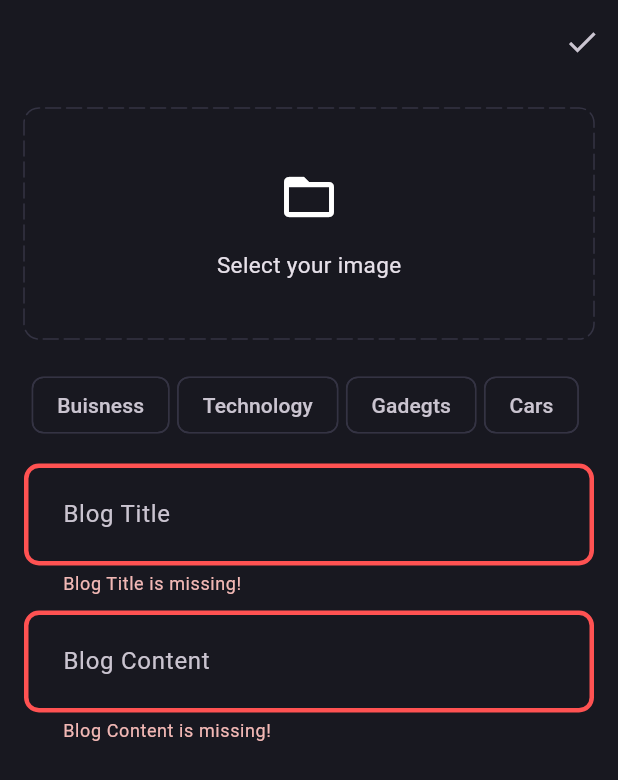
After one commit to Abhinav4109/Blog-Nest, a Flutter app: the AddNewBlogPage screen opened by its route, after a tap on the "done" icon, on a phone screen of 412 x 824 dp. The commit adds this screen. Shown: the top 780 px of the screen. Run offline on Flutter 3.47's test engine with Material 3 defaults, Android fonts, the phone set to English and light mode, and no system bars; drawn by our look-alikes of dotted_border; our stand-ins replace flutter_bloc, fpdart, get_it, go_router, image_picker, supabase_flutter; accounts and stored records are empty; network calls fail.

Commit message:
blog upload feature

```diff
--- a/lib/core/theme/theme.dart
+++ b/lib/core/theme/theme.dart
@@ -11,9 +11,15 @@ class AppTheme {
     scaffoldBackgroundColor: AppPallete.backgroundColor,
     appBarTheme: const AppBarTheme(backgroundColor: AppPallete.backgroundColor),
     inputDecorationTheme: InputDecorationTheme(
+      focusedErrorBorder: _border(borderColor: AppPallete.errorColor),
       contentPadding: const EdgeInsets.all(22),
       enabledBorder: _border(),
       focusedBorder: _border(borderColor: AppPallete.gradient2),
+      errorBorder: _border(borderColor: AppPallete.errorColor)
     ),
+    chipTheme: const ChipThemeData(
+      color: WidgetStatePropertyAll(AppPallete.backgroundColor),
+      side: BorderSide.none
+    )
   );
 }
--- a/lib/features/auth/presentation/bloc/auth_bloc.dart
+++ b/lib/features/auth/presentation/bloc/auth_bloc.dart
@@ -22,6 +22,7 @@ class AuthBloc extends Bloc<AuthEvent, AuthState> {
     this._currentUser,
     this._appUserCubit,
   ) : super(AuthInitial()) {
+    on<AuthEvent>((_, emit) => emit(AuthLoading()));
     on<AuthSignUp>(_onAuthSignUp);
     on<AuthSignIn>(_onAuthSignIn);
     on<IsUserSignedIn>(_isUserSignedIn);
@@ -35,7 +36,6 @@ class AuthBloc extends Bloc<AuthEvent, AuthState> {
   }
 
   void _onAuthSignUp(AuthSignUp event, Emitter<AuthState> emit) async {
-    emit(AuthLoading());
     final res = await _userSignup(UserSignUpParams(
         email: event.email, password: event.password, name: event.name));
 
--- /dev/null
+++ b/lib/features/blog/bloc/blog_bloc.dart
@@ -0,0 +1,29 @@
+import 'dart:io';
+
+import 'package:blog_nest/features/blog/domain/usecases/upload_blog.dart';
+import 'package:flutter/material.dart';
+import 'package:flutter_bloc/flutter_bloc.dart';
+
+part 'blog_event.dart';
+part 'blog_state.dart';
+
+class BlogBloc extends Bloc<BlogEvent, BlogState> {
+  final UploadBlog _uploadBlog;
+  BlogBloc(this._uploadBlog) : super(BlogInitial()) {
+    on<BlogEvent>((event, emit) {
+      emit(BlogLoading());
+    });
+    on<BlogUpload>(_onBlogUpload);
+  }
+
+  void _onBlogUpload(BlogUpload event, Emitter<BlogState> emit) async {
+    final res = await _uploadBlog(UploadBlogParams(
+        file: event.file,
+        title: event.title,
+        content: event.content,
+        posterId: event.posterId,
+        topics: event.topics));
+    res.fold((failure) => emit(BlogFailure(error: failure.message)),
+        (_) => emit(BlogSuccess()));
+  }
+}
--- /dev/null
+++ b/lib/features/blog/bloc/blog_event.dart
@@ -0,0 +1,19 @@
+part of 'blog_bloc.dart';
+
+@immutable
+sealed class BlogEvent {}
+
+class BlogUpload extends BlogEvent {
+  final File file;
+  final String title;
+  final String content;
+  final String posterId;
+  final List<String> topics;
+
+  BlogUpload(
+      {required this.file,
+      required this.title,
+      required this.content,
+      required this.posterId,
+      required this.topics});
+}
--- /dev/null
+++ b/lib/features/blog/bloc/blog_state.dart
@@ -0,0 +1,15 @@
+part of 'blog_bloc.dart';
+@immutable
+sealed class BlogState{}
+
+class BlogInitial extends BlogState{}
+
+class BlogLoading extends BlogState{}
+
+class BlogFailure extends BlogState{
+  final String error;
+
+  BlogFailure({required this.error});
+}
+
+class BlogSuccess extends BlogState{}
--- /dev/null
+++ b/lib/features/blog/data/data_sources/blog_remote_data_sources.dart
@@ -0,0 +1,38 @@
+import 'dart:io';
+
+import 'package:blog_nest/core/error/exceptions.dart';
+import 'package:blog_nest/features/blog/data/models/blog_model.dart';
+import 'package:supabase_flutter/supabase_flutter.dart';
+
+abstract interface class BlogRemoteDataSources {
+  Future<BlogModel> uploadBlog(BlogModel blog);
+  Future<String> uploadBlogImage({required File file, required BlogModel blog});
+}
+
+class BlogRemoteDataSourcesImpl implements BlogRemoteDataSources {
+  final SupabaseClient _supabaseClient;
+
+  BlogRemoteDataSourcesImpl({required SupabaseClient supabaseClient})
+      : _supabaseClient = supabaseClient;
+  @override
+  Future<BlogModel> uploadBlog(BlogModel blog) async {
+    try {
+      final blogData =
+          await _supabaseClient.from('blogs').insert(blog.toJson()).select();
+      return BlogModel.fromJson(blogData.first);
+    } catch (e) {
+      throw ServerException(message: e.toString());
+    }
+  }
+
+  @override
+  Future<String> uploadBlogImage(
+      {required File file, required BlogModel blog}) async {
+    try {
+      await _supabaseClient.storage.from('blog_images').upload(blog.id, file);
+      return _supabaseClient.storage.from('blog_images').getPublicUrl(blog.id);
+    } catch (e) {
+      throw ServerException(message: e.toString());
+    }
+  }
+}
--- /dev/null
+++ b/lib/features/blog/data/models/blog_model.dart
@@ -0,0 +1,59 @@
+import 'package:blog_nest/features/blog/domain/entities/blog.dart';
+
+class BlogModel extends Blog {
+  BlogModel({
+    required super.id,
+    required super.posterId,
+    required super.title,
+    required super.content,
+    required super.imageUrl,
+    required super.topics,
+    required super.updatedAt,
+  });
+
+  Map<String, dynamic> toJson() {
+    return <String, dynamic>{
+      'id': id,
+      'poster_id': posterId,
+      'title': title,
+      'content': content,
+      'image_url': imageUrl,
+      'topics': topics,
+      'updated_at': updatedAt.toIso8601String(),
+    };
+  }
+
+  factory BlogModel.fromJson(Map<String, dynamic> map) {
+    return BlogModel(
+      id: map['id'] as String,
+      posterId: map['poster_id'] as String,
+      title: map['title'] as String,
+      content: map['content'] as String,
+      imageUrl: map['image_url'] as String,
+      topics: List<String>.from(map['topics'] ?? []),
+      updatedAt: map['updated_at'] == null
+          ? DateTime.now()
+          : DateTime.parse(map['updated_at']),
+    );
+  }
+
+    BlogModel copyWith({
+    String? id,
+    String? posterId,
+    String? title,
+    String? content,
+    String? imageUrl,
+    List<String>? topics,
+    DateTime? updatedAt,
+  }) {
+    return BlogModel(
+      id: id ?? this.id,
+      posterId: posterId ?? this.posterId,
+      title: title ?? this.title,
+      content: content ?? this.content,
+      imageUrl: imageUrl ?? this.imageUrl,
+      topics: topics ?? this.topics,
+      updatedAt: updatedAt ?? this.updatedAt,
+    );
+  }
+}
--- /dev/null
+++ b/lib/features/blog/domain/entities/blog.dart
@@ -0,0 +1,20 @@
+// ignore_for_file: public_member_api_docs, sort_constructors_first
+import 'dart:convert';
+
+class Blog {
+  final String id;
+  final String posterId;
+  final String title;
+  final String content;
+  final String imageUrl;
+  final List<String> topics;
+  final DateTime updatedAt;
+
+  Blog({required this.id, required this.posterId, required this.title, required this.content, required this.imageUrl, required this.topics, required this.updatedAt});
+
+
+
+
+
+
+}
--- /dev/null
+++ b/lib/features/blog/domain/repository/blog_repository.dart
@@ -0,0 +1,15 @@
+import 'dart:io';
+
+import 'package:blog_nest/core/error/failures.dart';
+import 'package:blog_nest/features/blog/domain/entities/blog.dart';
+import 'package:fpdart/fpdart.dart';
+
+abstract interface class BlogRepository {
+  Future<Either<Failure, Blog>> uploadBlog({
+    required File file,
+    required String title,
+    required String content,
+    required String posterId,
+    required List<String> topics,
+  });
+}
--- /dev/null
+++ b/lib/features/blog/domain/usecases/upload_blog.dart
@@ -0,0 +1,38 @@
+import 'dart:io';
+
+import 'package:blog_nest/core/error/failures.dart';
+import 'package:blog_nest/core/usecase/usecase.dart';
+import 'package:blog_nest/features/blog/domain/entities/blog.dart';
+import 'package:blog_nest/features/blog/domain/repository/blog_repository.dart';
+import 'package:fpdart/fpdart.dart';
+
+class UploadBlog implements UseCase<Blog, UploadBlogParams> {
+  final BlogRepository _blogRepository;
+
+  UploadBlog({required BlogRepository blogRepository})
+      : _blogRepository = blogRepository;
+  @override
+  Future<Either<Failure, Blog>> call(UploadBlogParams params) async {
+    return await _blogRepository.uploadBlog(
+        file: params.file,
+        title: params.title,
+        content: params.content,
+        posterId: params.posterId,
+        topics: params.topics);
+  }
+}
+
+class UploadBlogParams {
+  final File file;
+  final String title;
+  final String content;
+  final String posterId;
+  final List<String> topics;
+
+  UploadBlogParams(
+      {required this.file,
+      required this.title,
+      required this.content,
+      required this.posterId,
+      required this.topics});
+}
--- /dev/null
+++ b/lib/features/blog/presentation/pages/add_new_blog_page.dart
@@ -0,0 +1,187 @@
+import 'dart:io';
+
+import 'package:blog_nest/core/common/cubits/app_user/app_user_cubit.dart';
+import 'package:blog_nest/core/common/widgets/loader.dart';
+import 'package:blog_nest/core/common/widgets/snackbar.dart';
+import 'package:blog_nest/core/theme/app_pallete.dart';
+import 'package:blog_nest/core/utils/pick_image.dart';
+import 'package:blog_nest/features/blog/bloc/blog_bloc.dart';
+import 'package:blog_nest/features/blog/presentation/pages/blog_page.dart';
+import 'package:blog_nest/features/blog/presentation/widgets/blog_field.dart';
+import 'package:dotted_border/dotted_border.dart';
+import 'package:flutter/material.dart';
+import 'package:flutter_bloc/flutter_bloc.dart';
+import 'package:go_router/go_router.dart';
+
+class AddNewBlogPage extends StatefulWidget {
+  const AddNewBlogPage({super.key});
+  static const routeName = '/add-new-blog';
+  @override
+  State<AddNewBlogPage> createState() => _AddNewBlogPageState();
+}
+
+class _AddNewBlogPageState extends State<AddNewBlogPage> {
+  final _titleController = TextEditingController();
+  final _contentController = TextEditingController();
+  final _formkey = GlobalKey<FormState>();
+  List<String> selectedTopics = [];
+  File? image;
+  @override
+  void dispose() {
+    _titleController.dispose();
+    _contentController.dispose();
+    super.dispose();
+  }
+
+  Future<void> selectImage() async {
+    final pickedImage = await pickImage();
+    if (pickedImage != null) {
+      setState(() {
+        image = pickedImage;
+      });
+    }
+  }
+
+  void uploadBlog() {
+    if (_formkey.currentState!.validate() &&
+        image != null &&
+        selectedTopics.isNotEmpty) {
+      final posterId =
+          (context.read<AppUserCubit>().state as AppUserSignedIn).user.id;
+
+      context.read<BlogBloc>().add(BlogUpload(
+          file: image!,
+          title: _titleController.text.trim(),
+          content: _contentController.text.trim(),
+          posterId: posterId,
+          topics: selectedTopics));
+    }
+  }
+
+  @override
+  Widget build(BuildContext context) {
+    return Scaffold(
+      appBar: AppBar(
+        actions: [
+          IconButton(
+              onPressed: uploadBlog, icon: const Icon(Icons.done_outlined))
+        ],
+      ),
+      body: BlocConsumer<BlogBloc, BlogState>(
+        listener: (context, state) {
+          if (state is BlogFailure) {
+            showSnackBar(context, state.error);
+            print(state.error);
+          } else if (state is BlogSuccess) {
+            context.go(BlogPage.routeName);
+          }
+        },
+        builder: (context, state) {
+          if(state is BlogLoading){
+            return const Loader();
+          }
+          return Padding(
+            padding: const EdgeInsets.all(16),
+            child: SingleChildScrollView(
+              child: Form(
+                key: _formkey,
+                child: Column(
+                  children: [
+                    image != null
+                        ? GestureDetector(
+                            onTap: selectImage,
+                            child: SizedBox(
+                                height: 150,
+                                width: double.infinity,
+                                child: ClipRRect(
+                                    borderRadius: BorderRadius.circular(10),
+                                    child: Image.file(
+                                      image!,
+                                      fit: BoxFit.cover,
+                                    ))),
+                          )
+                        : GestureDetector(
+                            onTap: selectImage,
+                            child: DottedBorder(
+                                color: AppPallete.borderColor,
+                                dashPattern: const [10, 4],
+                                radius: const Radius.circular(10),
+                                borderType: BorderType.RRect,
+                                strokeCap: StrokeCap.round,
+                                child: const SizedBox(
+                                  height: 150,
+                                  width: double.infinity,
+                                  child: Column(
+                                    mainAxisAlignment: MainAxisAlignment.center,
+                                    children: [
+                                      Icon(
+                                        Icons.folder_open,
+                                        size: 40,
+                                      ),
+                                      SizedBox(
+                                        height: 15,
+                                      ),
+                                      Text(
+                                        'Select your image',
+                                        style: TextStyle(fontSize: 15),
+                                      )
+                                    ],
+                                  ),
+                                )),
+                          ),
+                    const SizedBox(height: 20),
+                    SingleChildScrollView(
+                        scrollDirection: Axis.horizontal,
+                        child: Row(
+                          children: [
+                            'Buisness',
+                            'Technology',
+                            'Gadegts',
+                            'Cars',
+                          ]
+                              .map(
+                                (e) => Padding(
+                                    padding: const EdgeInsets.only(right: 5),
+                                    child: GestureDetector(
+                                      onTap: () {
+                                        if (selectedTopics.contains(e)) {
+                                          selectedTopics.remove(e);
+                                        } else {
+                                          selectedTopics.add(e);
+                                        }
+                                        setState(() {});
+                                      },
+                                      child: Chip(
+                                        label: Text(e),
+                                        color: selectedTopics.contains(e)
+                                            ? const WidgetStatePropertyAll(
+                                                AppPallete.gradient1)
+                                            : null,
+                                        side: BorderSide(
+                                            color: selectedTopics.contains(e)
+                                                ? Colors.transparent
+                                                : AppPallete.borderColor),
+                                      ),
+                                    )),
+                              )
+                              .toList(),
+                        )),
+                    const SizedBox(height: 15),
+                    BlogField(
+                        controller: _titleController, hintText: 'Blog Title'),
+                    const SizedBox(
+                      height: 10,
+                    ),
+                    BlogField(
+                        controller: _contentController,
+                        hintText: 'Blog Content')
+                  ],
+                ),
+              ),
+            ),
+          );
+        },
+      ),
+    );
+  }
+}
--- /dev/null
+++ b/lib/features/blog/presentation/widgets/blog_field.dart
@@ -0,0 +1,22 @@
+import 'package:flutter/material.dart';
+
+class BlogField extends StatelessWidget {
+  final TextEditingController controller;
+  final String hintText;
+  const BlogField(
+      {super.key, required this.controller, required this.hintText});
+  @override
+  Widget build(BuildContext context) {
+    return TextFormField(
+      controller: controller,
+      decoration: InputDecoration(hintText: hintText),
+      maxLines: null,
+      validator: (value) {
+        if (value!.isEmpty) {
+          return '$hintText is missing!';
+        }
+        return null;
+      },
+    );
+  }
+}
--- a/lib/routes/app_route_config.dart
+++ b/lib/routes/app_route_config.dart
@@ -1,7 +1,8 @@
 import 'package:blog_nest/core/common/cubits/app_user/app_user_cubit.dart';
-import 'package:blog_nest/features/auth/presentation/pages/home.dart';
 import 'package:blog_nest/features/auth/presentation/pages/signin_page.dart';
 import 'package:blog_nest/features/auth/presentation/pages/signup_page.dart';
+import 'package:blog_nest/features/blog/presentation/pages/add_new_blog_page.dart';
+import 'package:blog_nest/features/blog/presentation/pages/blog_page.dart';
 import 'package:go_router/go_router.dart';
 
 class AppRouter {
@@ -19,14 +20,18 @@ class AppRouter {
           builder: (_, state) => const SignupPage(),
         ),
         GoRoute(
-            name: Homeee.routeName,
-            path: Homeee.routeName,
-            builder: (_, state) => const Homeee())
+            name: BlogPage.routeName,
+            path: BlogPage.routeName,
+            builder: (_, state) => const BlogPage()),
+        GoRoute(
+            name: AddNewBlogPage.routeName,
+            path: AddNewBlogPage.routeName,
+            builder: (_, state) => const AddNewBlogPage())
       ]);
 
   String _getInitialLocation(AppUserState state) {
     if (state is AppUserSignedIn) {
-      return Homeee.routeName;
+      return BlogPage.routeName;
     } else {
       return SigninPage.routeName;
     }
--- a/pubspec.yaml
+++ b/pubspec.yaml
@@ -40,6 +40,9 @@ dependencies:
   supabase_flutter: ^2.6.0
   flutter_bloc: ^8.1.6
   get_it: ^7.7.0
+  dotted_border: ^2.1.0
+  image_picker: ^1.1.2
+  uuid: ^4.5.0
 
 dev_dependencies:
   flutter_test:
```
Also changed, not shown: lib/core/utils/pick_image.dart (added, +16 -0 lines), lib/features/auth/presentation/pages/home.dart (deleted, +0 -15 lines), lib/features/blog/data/repository/blog_repository_impl.dart (added, +43 -0 lines), lib/features/blog/presentation/pages/blog_page.dart (added, +24 -0 lines), lib/init_dependencies.dart (+27 -7 lines), lib/main.dart (+7 -10 lines), pubspec.lock, 2 other files.
